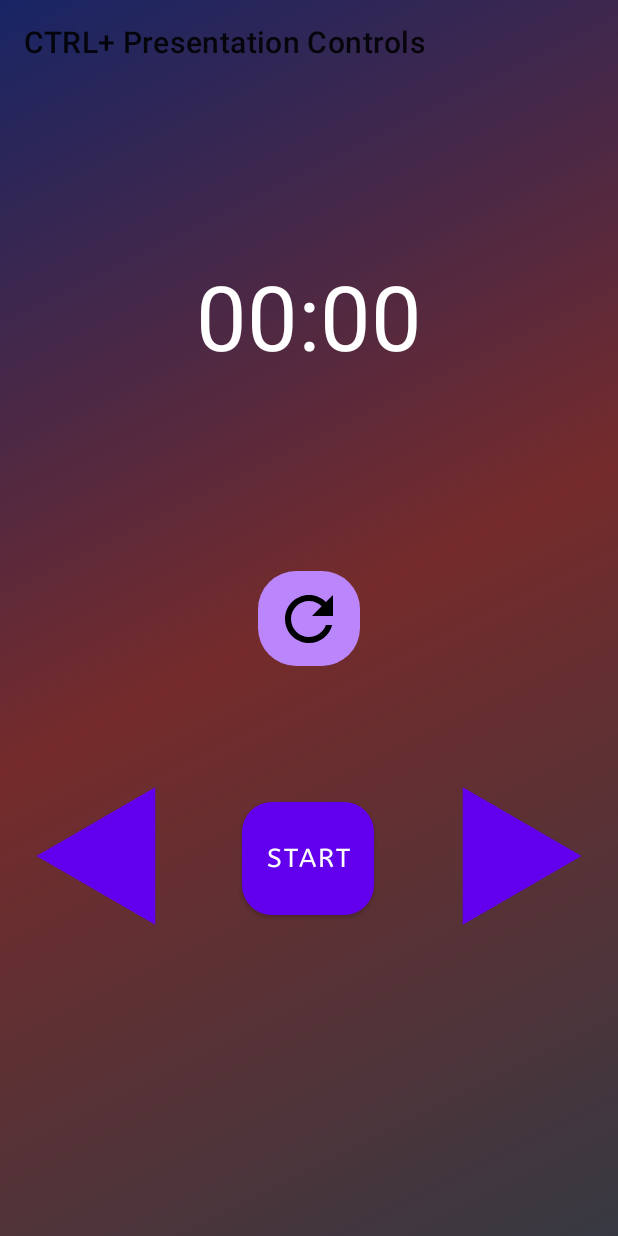
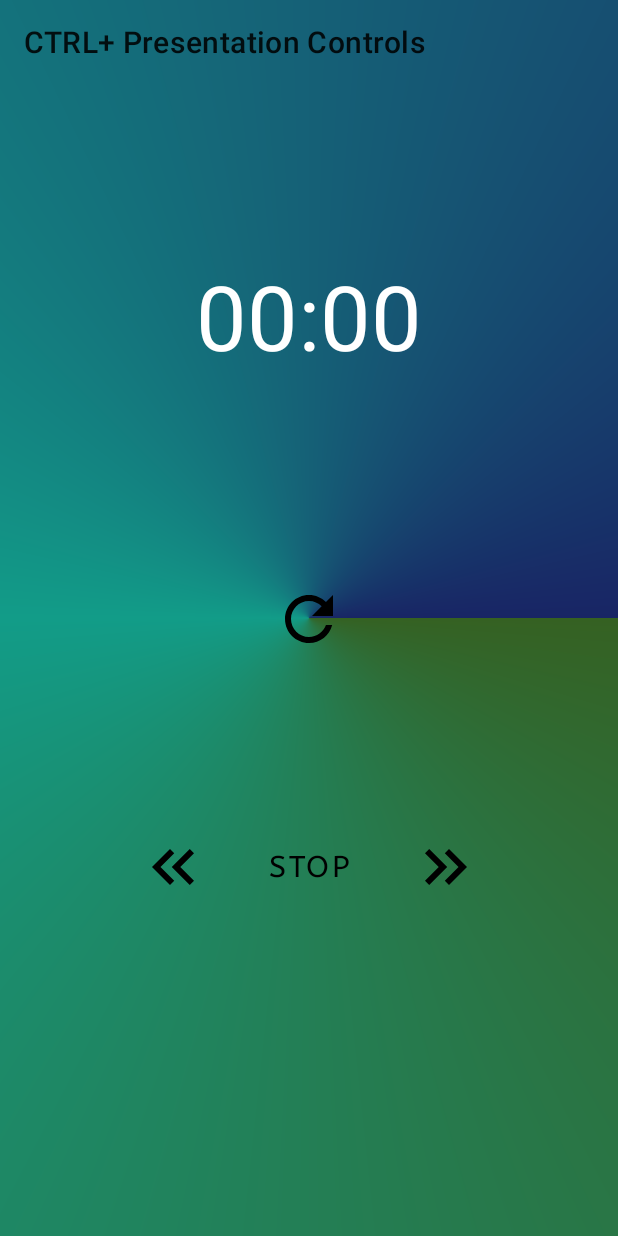
Before and after one commit to danielpaul-123/CTRL_plus_alpha, an Android app: the Presentation screen opened directly, with no data from a screen before it, after a tap on "START", on a phone screen of 412 x 824 dp. Run offline under Robolectric (Android 15) with nearby library versions, the phone set to English and light mode, and no system bars.

Commit message:
Design and Functionality changes

```diff
--- a/app/src/main/java/com/example/ctrl/Presentation.java
+++ b/app/src/main/java/com/example/ctrl/Presentation.java
@@ -4,7 +4,6 @@ import android.annotation.SuppressLint;
 import android.content.SharedPreferences;
 import android.os.Bundle;
 import android.os.CountDownTimer;
-import android.util.Log;
 import android.view.View;
 import android.widget.Button;
 import android.widget.EditText;
@@ -15,21 +14,13 @@ import androidx.appcompat.app.AlertDialog;
 import androidx.appcompat.app.AppCompatActivity;
 import androidx.appcompat.widget.Toolbar;
 
-import java.util.Locale;
-
 public class Presentation extends AppCompatActivity {
     private long mTimeStartInMillis;
-
     private TextView mTextViewCountDown;
-    private ImageButton mButtonReset;
-
-    private CountDownTimer mCountDownTimer;
-    private boolean mTimerRunning;
-    private long mTimeLeftInMillis;
-
+    private CountDownTimer countDownTimer;
     Button start;
-    Button left;
-    Button right;
+    ImageButton left;
+    ImageButton right;
     SharedPreferences preferences;
     String ipAddress;
     int port;
@@ -48,7 +39,7 @@ public class Presentation extends AppCompatActivity {
         port =  preferences.getInt("port", 0);
 
         mTextViewCountDown = findViewById(R.id.text_view_countdown);
-        mButtonReset = findViewById(R.id.button_reset);
+        ImageButton mButtonReset = findViewById(R.id.button_reset);
 
         mTextViewCountDown.setOnClickListener(v -> {
             // Inflate the dialog layout
@@ -67,16 +58,12 @@ public class Presentation extends AppCompatActivity {
             // Add "OK" button to the dialog
             button_set.setOnClickListener(v12 -> {
                 // Get the time entered by the user
-                String timeString = timeEditText.getText().toString().trim();
-                if(timeString == null){
+                int timeString = Integer.parseInt(timeEditText.getText().toString().trim());
+                if(timeString == 0){
                     timeEditText.setError("Cannot be Empty");
                 }else {
-                    int timeInSeconds = Integer.parseInt(timeString) * 60;
-
                     // Set the timer duration
-                    mTimeStartInMillis = timeInSeconds * 1000L;
-                    resetTimer();
-
+                    mTimeStartInMillis = timeString * 60000L;
                     dialog.cancel();
                 }
             });
@@ -88,54 +75,58 @@ public class Presentation extends AppCompatActivity {
         Toolbar toolbar = findViewById(R.id.toolbar3);
         toolbar.setTitle(R.string.activity_presentation);
 
-        mButtonReset.setOnClickListener(v -> resetTimer());
-        updateCountDownText();
+        mButtonReset.setOnClickListener(v -> {
+            countDownTimer.cancel();
+            resetTimer();
+        });
 
-        start.setOnClickListener(v -> SignalSender.sendKeycode(ipAddress, port,116));
+        start.setOnClickListener(v -> {
+            if (countDownTimer == null)
+            {
+                startCountdownTimer(mTimeStartInMillis);
+                SignalSender.sendKeycode(ipAddress, port, 116);
+                start.setText("STOP");
+            }
+            else
+            {
+                resetTimer();
+                SignalSender.sendKeycode(ipAddress, port, 27);
+                countDownTimer.cancel();
+                countDownTimer = null;
+                start.setText("START");
+            }
+        });
 
         left.setOnClickListener(v -> SignalSender.sendKeycode(ipAddress, port,37));
 
         right.setOnClickListener(v -> SignalSender.sendKeycode(ipAddress, port,39));
     }
-    @SuppressLint("SetTextI18n")
-    private void startTimer(){
-        mCountDownTimer = new CountDownTimer(mTimeLeftInMillis,1000) {
+    private void startCountdownTimer(long milliseconds) {
+        // Update the TextView with the remaining time
+        // Handle the countdown completion
+        countDownTimer = new CountDownTimer(milliseconds, 1000) {
             @Override
             public void onTick(long millisUntilFinished) {
-                mTimeLeftInMillis = millisUntilFinished;
-                updateCountDownText();
+                // Update the TextView with the remaining time
+                long seconds = (millisUntilFinished / 1000)%60;
+                long minutes = millisUntilFinished / 60000;
+
+                String timeLeft = minutes + ":" + seconds;
+
+                mTextViewCountDown.setText(timeLeft);
             }
 
             @Override
             public void onFinish() {
-                mTimerRunning = false;
-                mButtonReset.setVisibility(View.VISIBLE);
+                // Handle the countdown completion
+                mTextViewCountDown.setText("00:00");
             }
-        }.start();
-        mTimerRunning = true;
-        start.setText("exit");
-        mButtonReset.setVisibility(View.INVISIBLE);
+        };
+        countDownTimer.start();
     }
-    @SuppressLint("SetTextI18n")
-    private void pauseTimer(){
-        mCountDownTimer.cancel();
-        mTimerRunning = false;
-        start.setText("start");
-        mButtonReset.setVisibility(View.VISIBLE);
+    private  void resetTimer()
+    {
+        mTextViewCountDown.setText("00:00");
     }
-    private void resetTimer(){
 
-        mTimeLeftInMillis = mTimeStartInMillis;
-        Log.d("Presentation", "Time entered by user: " + mTimeLeftInMillis);
-
-        updateCountDownText();
-        mButtonReset.setVisibility(View.INVISIBLE);
-    }
-    private void updateCountDownText(){
-        int minutes = (int) (mTimeLeftInMillis / 1000) / 60;
-        int seconds = (int) (mTimeLeftInMillis / 1000) % 60;
-
-        String timeLeftFormatted = String.format(Locale.getDefault(),"%02d:%02d", minutes, seconds);
-        mTextViewCountDown.setText(timeLeftFormatted);
-    }
 }
--- /dev/null
+++ b/app/src/main/res/drawable/baseline_keyboard_double_arrow_left_24.xml
@@ -0,0 +1,6 @@
+<vector android:height="48dp" android:tint="#000000"
+    android:viewportHeight="24" android:viewportWidth="24"
+    android:width="48dp" xmlns:android="http://schemas.android.com/apk/res/android">
+    <path android:fillColor="@android:color/white" android:pathData="M17.59,18l1.41,-1.41l-4.58,-4.59l4.58,-4.59l-1.41,-1.41l-6,6z"/>
+    <path android:fillColor="@android:color/white" android:pathData="M11,18l1.41,-1.41l-4.58,-4.59l4.58,-4.59l-1.41,-1.41l-6,6z"/>
+</vector>
--- /dev/null
+++ b/app/src/main/res/drawable/baseline_keyboard_double_arrow_right_24px.xml
@@ -0,0 +1,11 @@
+<vector xmlns:android="http://schemas.android.com/apk/res/android"
+    android:width="48dp"
+    android:height="48dp"
+    android:viewportWidth="960"
+    android:viewportHeight="960"
+    android:tint="#000000"
+    android:autoMirrored="true">
+    <path
+        android:fillColor="@android:color/white"
+        android:pathData="M383,480L200,296L256,240L496,480L256,720L200,664L383,480ZM647,480L464,296L520,240L760,480L520,720L464,664L647,480Z"/>
+</vector>
--- a/app/src/main/res/drawable/gradient.xml
+++ b/app/src/main/res/drawable/gradient.xml
@@ -1,4 +1,4 @@
 <?xml version="1.0" encoding="utf-8"?>
 <shape xmlns:android="http://schemas.android.com/apk/res/android">
-    <gradient android:startColor="#373942" android:centerColor="#752B2B" android:endColor="#182565" android:angle="135"/>
+    <gradient android:type="sweep" android:startColor="#356122" android:centerColor="#129C88" android:endColor="#182565" android:angle="90"/>
 </shape>
--- a/app/src/main/res/drawable/square_button.xml
+++ b/app/src/main/res/drawable/square_button.xml
@@ -1,5 +1,5 @@
 <?xml version="1.0" encoding="utf-8"?>
 <shape xmlns:android="http://schemas.android.com/apk/res/android" android:shape="rectangle">
-    <solid android:color="@color/design_default_color_background"/>
+    <solid android:color="@color/black"/>
     <corners android:radius="20dp" />
 </shape>
--- a/app/src/main/res/layout/activity_presentation.xml
+++ b/app/src/main/res/layout/activity_presentation.xml
@@ -25,7 +25,7 @@
         android:layout_width="wrap_content"
         android:layout_height="wrap_content"
         android:layout_marginTop="170dp"
-        android:text="00:00"
+        android:text="@string/_00_00"
         android:textColor="@color/white"
         android:textSize="60sp"
         app:layout_constraintEnd_toEndOf="parent"
@@ -35,57 +35,53 @@
     <Button
         android:id="@+id/start"
         android:layout_width="wrap_content"
-        android:layout_height="75dp"
-        android:background="@drawable/square_button"
-        android:backgroundTint="@color/purple_200"
+        android:layout_height="wrap_content"
+        android:background="@drawable/round_button"
         android:fontFamily="@font/abeezee"
-        android:text="START"
-        android:textSize="17sp"
+        android:text="@string/start"
+        android:textSize="20sp"
+        android:textColor="@color/black"
         app:layout_constraintBottom_toBottomOf="parent"
         app:layout_constraintEnd_toEndOf="parent"
-        app:layout_constraintHorizontal_bias="0.498"
         app:layout_constraintStart_toStartOf="parent"
         app:layout_constraintTop_toTopOf="parent"
         app:layout_constraintVertical_bias="0.714" />
 
-    <Button
+    <ImageButton
         android:id="@+id/right_arrow"
         android:layout_width="wrap_content"
         android:layout_height="wrap_content"
-        android:background="@drawable/triangle"
-        android:backgroundTint="@color/purple_200"
-        android:contentDescription="b4"
-        android:rotation="90"
-        android:rotationX="0"
+        android:background="@drawable/round_button"
+        android:contentDescription="@string/b4"
+        android:src="@drawable/baseline_keyboard_double_arrow_right_24px"
         app:layout_constraintBottom_toBottomOf="parent"
         app:layout_constraintEnd_toEndOf="parent"
-        app:layout_constraintHorizontal_bias="0.948"
+        app:layout_constraintHorizontal_bias="0.75"
         app:layout_constraintStart_toStartOf="parent"
         app:layout_constraintTop_toTopOf="parent"
-        app:layout_constraintVertical_bias="0.719" />
+        app:layout_constraintVertical_bias="0.714" />
 
-    <Button
+    <ImageButton
         android:id="@+id/left_arrow"
         android:layout_width="wrap_content"
         android:layout_height="wrap_content"
-        android:background="@drawable/triangle"
-        android:backgroundTint="@color/purple_200"
-        android:contentDescription="b1"
-        android:rotation="-90"
+        android:background="@drawable/round_button"
+        android:contentDescription="@string/b1"
+        android:src="@drawable/baseline_keyboard_double_arrow_left_24"
         app:layout_constraintBottom_toBottomOf="parent"
         app:layout_constraintEnd_toEndOf="parent"
-        app:layout_constraintHorizontal_bias="0.051"
+        app:layout_constraintHorizontal_bias="0.25"
         app:layout_constraintStart_toStartOf="parent"
         app:layout_constraintTop_toTopOf="parent"
-        app:layout_constraintVertical_bias="0.719" />
+        app:layout_constraintVertical_bias="0.714" />
 
     <ImageButton
         android:id="@+id/button_reset"
         android:layout_width="68dp"
         android:layout_height="63dp"
-        android:background="@drawable/custom_fab"
+        android:background="@drawable/round_button"
         android:foregroundGravity="center"
-        android:contentDescription="Reset"
+        android:contentDescription="@string/reset"
         app:layout_constraintBottom_toBottomOf="parent"
         app:layout_constraintEnd_toEndOf="parent"
         app:layout_constraintStart_toStartOf="parent"
--- a/app/src/main/res/values-night/strings.xml
+++ b/app/src/main/res/values-night/strings.xml
@@ -15,4 +15,9 @@
     <string name="error">Error</string>
     <string name="please_scan_a_valid_qr_code_to_establish_conection">Please scan a valid QR code to establish connection.</string>
     <string name="ok">OK</string>
+    <string name="_00_00">00:00</string>
+    <string name="reset">Reset</string>
+    <string name="b1">b1</string>
+    <string name="start">START</string>
+    <string name="b4">b4</string>
 </resources>
--- a/app/src/main/res/values/strings.xml
+++ b/app/src/main/res/values/strings.xml
@@ -21,4 +21,9 @@
     <string name="error">Error</string>
     <string name="please_scan_a_valid_qr_code_to_establish_conection">Please scan a valid QR code to establish connection.</string>
     <string name="ok">OK</string>
+    <string name="_00_00">00:00</string>
+    <string name="reset">Reset</string>
+    <string name="b1">b1</string>
+    <string name="start">START</string>
+    <string name="b4">b4</string>
 </resources>
```
Also changed, not shown: app/src/main/java/com/example/ctrl/MouseUI.java (+2 -11 lines).
